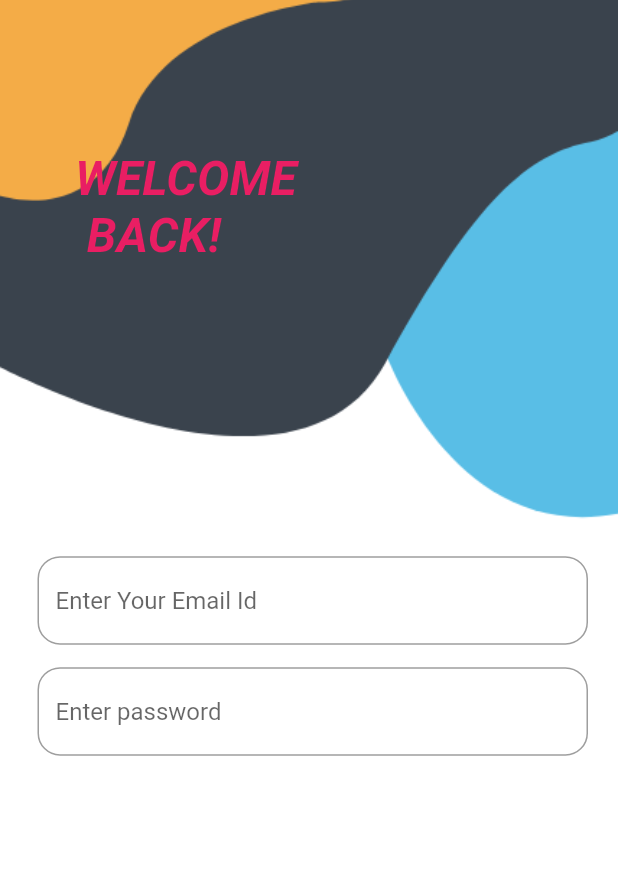
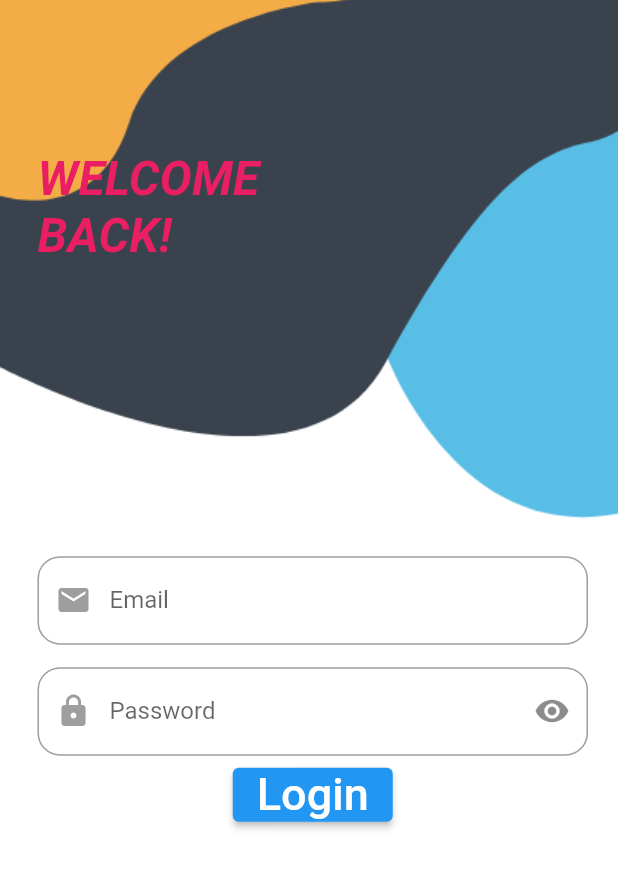
Before and after one commit to Season-of-Code-2022-MDG-Space/samadhan, a Flutter app: the screen it shows after launch, after a tap on "Login", on a phone screen of 412 x 824 dp. Shown: the top 869 px of the screen. Run offline on Flutter 3.47's test engine with Material 2 defaults, Android fonts, the phone set to English and light mode, and no system bars; our stand-ins replace firebase_auth; accounts and stored records are empty.

Commit message:
Further work done related to welcome and login screens

```diff
--- a/lib/screens/login.dart
+++ b/lib/screens/login.dart
@@ -2,6 +2,7 @@
 
 import 'dart:ui';
 
+import 'package:firebase_auth/firebase_auth.dart';
 import 'package:flutter/material.dart';
 
 class LoginPage extends StatefulWidget {
@@ -10,6 +11,7 @@ class LoginPage extends StatefulWidget {
 }
 
 class LoginPageState extends State<LoginPage> {
+  bool _itshidden = true;
   @override
   Widget build(BuildContext context) {
     //Scaffold has limitation---we cant set background img using it..hence container
@@ -25,8 +27,11 @@ class LoginPageState extends State<LoginPage> {
             backgroundColor: Colors.transparent,
             body: Stack(children: [
               Container(
-                child: Text('WELCOME \n BACK!', style: TextStyle(color: Colors.pink, fontSize: 32, fontWeight: FontWeight.bold, fontStyle: FontStyle.italic, fontFamily: 'Roboto')),
-                padding: EdgeInsets.only(left: 50, right: 35, top: 100),
+                child: Text(
+                  'WELCOME \nBACK!',
+                  style: TextStyle(color: Colors.pink, fontSize: 32, fontWeight: FontWeight.bold, fontStyle: FontStyle.italic, fontFamily: 'Roboto'),
+                ),
+                padding: EdgeInsets.only(left: 25, right: 35, top: 100),
               ),
               SingleChildScrollView(
                   child: Container(
@@ -36,15 +41,41 @@ class LoginPageState extends State<LoginPage> {
                         right: 20,
                       ),
                       child: Column(children: [
-                        TextField(decoration: InputDecoration(fillColor: Colors.grey.shade500, hintText: 'Enter Your Email Id', border: OutlineInputBorder(borderRadius: BorderRadius.circular(15)))),
+                        TextField(
+                            decoration: InputDecoration(
+                          labelText: 'Email',
+                          fillColor: Colors.grey.shade500,
+                          hintText: 'Enter Your Email Id',
+                          border: OutlineInputBorder(borderRadius: BorderRadius.circular(15)),
+                          prefixIcon: Icon(Icons.email),
+                          prefixIconColor: Colors.grey,
+                        )),
                         SizedBox(height: 15),
                         TextField(
-                            obscureText: true,
-                            decoration: InputDecoration(
-                              fillColor: Colors.grey.shade500,
-                              hintText: 'Enter password',
-                              border: OutlineInputBorder(borderRadius: BorderRadius.circular(15)),
-                            )),
+                          //obscureText: true,
+                          obscureText: _itshidden,
+                          decoration: InputDecoration(
+                            labelText: 'Password',
+                            fillColor: Colors.grey.shade500,
+                            hintText: 'Enter Your Password',
+                            border: OutlineInputBorder(borderRadius: BorderRadius.circular(15)),
+                            prefixIcon: Icon(Icons.lock),
+                            prefixIconColor: Colors.grey,
+                            suffixIcon: IconButton(
+                                icon: Icon(_itshidden ? Icons.visibility : Icons.visibility_off),
+                                onPressed: () {
+                                  setState(() {
+                                    _itshidden = !_itshidden;
+                                  });
+                                }),
+                          ),
+                        ),
+                        SizedBox(height: 2),
+                        ElevatedButton(
+                            onPressed: () => Navigator.pushNamed(context, 'signup'),
+                            //Redirects to sign up page
+                            child: Text('Login', style: TextStyle(backgroundColor: Colors.blue, fontSize: 30)),
+                            style: ElevatedButton.styleFrom(fixedSize: Size.fromHeight(20)))
                       ])))
             ])));
   }
--- a/lib/screens/welcome.dart
+++ b/lib/screens/welcome.dart
@@ -15,7 +15,7 @@ class _WelcomePageState extends State<WelcomePage> {
   @override
   Widget build(BuildContext context) {
     return Container(
-        decoration: BoxDecoration(image: DecorationImage(image: AssetImage('assets/thomso.png'), fit: BoxFit.cover)),
+        decoration: BoxDecoration(image: DecorationImage(image: AssetImage('assets/finalbg.jpg'), fit: BoxFit.cover)),
         child: Scaffold(
             backgroundColor: Colors.transparent,
             body: Stack(children: [
@@ -54,7 +54,8 @@ class _WelcomePageState extends State<WelcomePage> {
                               style: TextStyle(
                                 decorationColor: Colors.black,
                                 fontSize: 18,
-                              )))
+                              ),),
+                              )
                     ],
                   ),
                 ),
```
